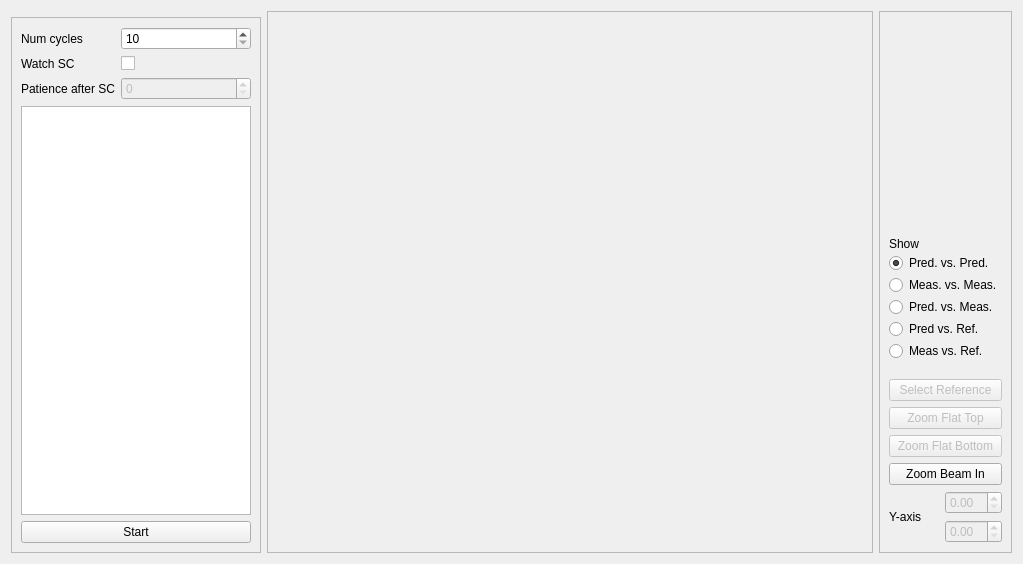
Before: the Qt Designer form resources/ui/prediction_analysis_widget.ui in antolu/sps-app-hysteresis, drawn with Qt 5.
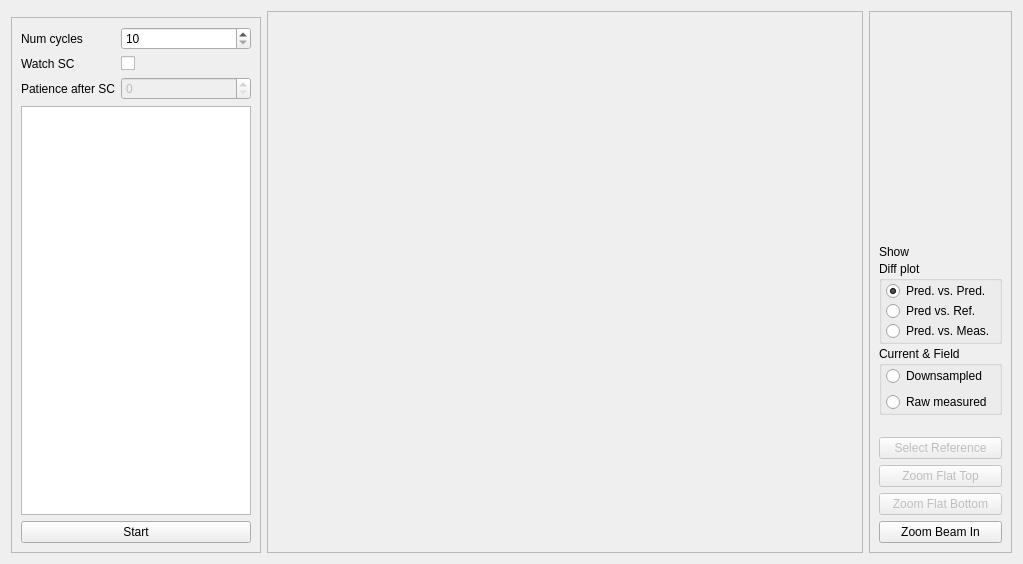
After: the same form once the commit is applied. Custom widgets are drawn as their Qt base class.

```diff
--- a/resources/ui/prediction_analysis_widget.ui
+++ b/resources/ui/prediction_analysis_widget.ui
@@ -217,6 +217,19 @@
       <enum>QFrame::Raised</enum>
      </property>
      <layout class="QGridLayout" name="gridLayout">
+      <item row="0" column="0" colspan="2">
+       <spacer name="verticalSpacer">
+        <property name="orientation">
+         <enum>Qt::Vertical</enum>
+        </property>
+        <property name="sizeHint" stdset="0">
+         <size>
+          <width>20</width>
+          <height>221</height>
+         </size>
+        </property>
+       </spacer>
+      </item>
       <item row="2" column="0" colspan="2">
        <widget class="QPushButton" name="buttonZoomFT">
         <property name="enabled">
@@ -227,10 +240,23 @@
         </property>
        </widget>
       </item>
-      <item row="5" column="0" rowspan="2">
-       <widget class="QLabel" name="labelYAxis">
+      <item row="3" column="0" colspan="2">
+       <widget class="QPushButton" name="buttonZoomFB">
+        <property name="enabled">
+         <bool>false</bool>
+        </property>
         <property name="text">
-         <string>Y-axis</string>
+         <string>Zoom Flat Bottom</string>
+        </property>
+       </widget>
+      </item>
+      <item row="4" column="0" colspan="2">
+       <widget class="QPushButton" name="buttonZoomBI">
+        <property name="enabled">
+         <bool>true</bool>
+        </property>
+        <property name="text">
+         <string>Zoom Beam In</string>
         </property>
        </widget>
       </item>
@@ -266,41 +292,86 @@
           </widget>
          </item>
          <item>
-          <widget class="QRadioButton" name="radioPredVPred">
-           <property name="text">
-            <string>Pred. vs. Pred.</string>
+          <widget class="QGroupBox" name="groupBoxDiff">
+           <property name="title">
+            <string>Diff plot</string>
            </property>
-           <property name="checked">
-            <bool>true</bool>
-           </property>
+           <layout class="QVBoxLayout" name="verticalLayout_5">
+            <property name="spacing">
+             <number>0</number>
+            </property>
+            <property name="leftMargin">
+             <number>4</number>
+            </property>
+            <property name="topMargin">
+             <number>0</number>
+            </property>
+            <property name="rightMargin">
+             <number>4</number>
+            </property>
+            <property name="bottomMargin">
+             <number>0</number>
+            </property>
+            <item>
+             <widget class="QRadioButton" name="radioPredVPred">
+              <property name="text">
+               <string>Pred. vs. Pred.</string>
+              </property>
+              <property name="checked">
+               <bool>true</bool>
+              </property>
+             </widget>
+            </item>
+            <item>
+             <widget class="QRadioButton" name="radioPredVRef">
+              <property name="text">
+               <string>Pred vs. Ref.</string>
+              </property>
+             </widget>
+            </item>
+            <item>
+             <widget class="QRadioButton" name="radioPredVMeas">
+              <property name="text">
+               <string>Pred. vs. Meas.</string>
+              </property>
+             </widget>
+            </item>
+           </layout>
           </widget>
          </item>
          <item>
-          <widget class="QRadioButton" name="radioMeasVMeas">
-           <property name="text">
-            <string>Meas. vs. Meas.</string>
+          <widget class="QGroupBox" name="groupBoxMeasured">
+           <property name="title">
+            <string>Current &amp;&amp; Field</string>
            </property>
-          </widget>
-         </item>
-         <item>
-          <widget class="QRadioButton" name="radioPredVMeas">
-           <property name="text">
-            <string>Pred. vs. Meas.</string>
-           </property>
-          </widget>
-         </item>
-         <item>
-          <widget class="QRadioButton" name="radioPredVRef">
-           <property name="text">
-            <string>Pred vs. Ref.</string>
-           </property>
-          </widget>
-         </item>
-         <item>
-          <widget class="QRadioButton" name="radioMeasVRef">
-           <property name="text">
-            <string>Meas vs. Ref.</string>
-           </property>
+           <layout class="QVBoxLayout" name="verticalLayout_6">
+            <property name="leftMargin">
+             <number>4</number>
+            </property>
+            <property name="topMargin">
+             <number>0</number>
+            </property>
+            <property name="rightMargin">
+             <number>4</number>
+            </property>
+            <property name="bottomMargin">
+             <number>0</number>
+            </property>
+            <item>
+             <widget class="QRadioButton" name="radioButtonDownsampled">
+              <property name="text">
+               <string>Downsampled</string>
+              </property>
+             </widget>
+            </item>
+            <item>
+             <widget class="QRadioButton" name="radioButtonMeasured">
+              <property name="text">
+               <string>Raw measured</string>
+              </property>
+             </widget>
+            </item>
+           </layout>
           </widget>
          </item>
          <item>
@@ -332,53 +403,6 @@
         </layout>
        </widget>
       </item>
-      <item row="3" column="0" colspan="2">
-       <widget class="QPushButton" name="buttonZoomFB">
-        <property name="enabled">
-         <bool>false</bool>
-        </property>
-        <property name="text">
-         <string>Zoom Flat Bottom</string>
-        </property>
-       </widget>
-      </item>
-      <item row="6" column="1">
-       <widget class="QDoubleSpinBox" name="spinBoxYMin">
-        <property name="enabled">
-         <bool>false</bool>
-        </property>
-       </widget>
-      </item>
-      <item row="0" column="0" colspan="2">
-       <spacer name="verticalSpacer">
-        <property name="orientation">
-         <enum>Qt::Vertical</enum>
-        </property>
-        <property name="sizeHint" stdset="0">
-         <size>
-          <width>20</width>
-          <height>221</height>
-         </size>
-        </property>
-       </spacer>
-      </item>
-      <item row="5" column="1">
-       <widget class="QDoubleSpinBox" name="spinBoxYMax">
-        <property name="enabled">
-         <bool>false</bool>
-        </property>
-       </widget>
-      </item>
-      <item row="4" column="0" colspan="2">
-       <widget class="QPushButton" name="buttonZoomBI">
-        <property name="enabled">
-         <bool>true</bool>
-        </property>
-        <property name="text">
-         <string>Zoom Beam In</string>
-        </property>
-       </widget>
-      </item>
      </layout>
     </widget>
    </item>
```
